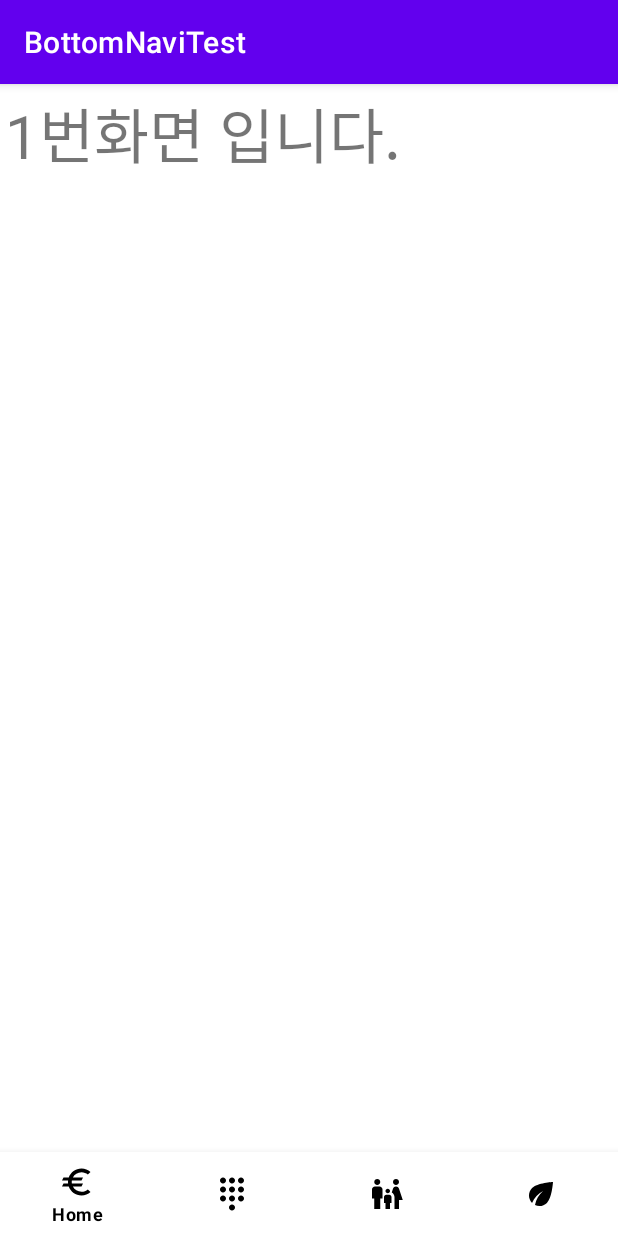
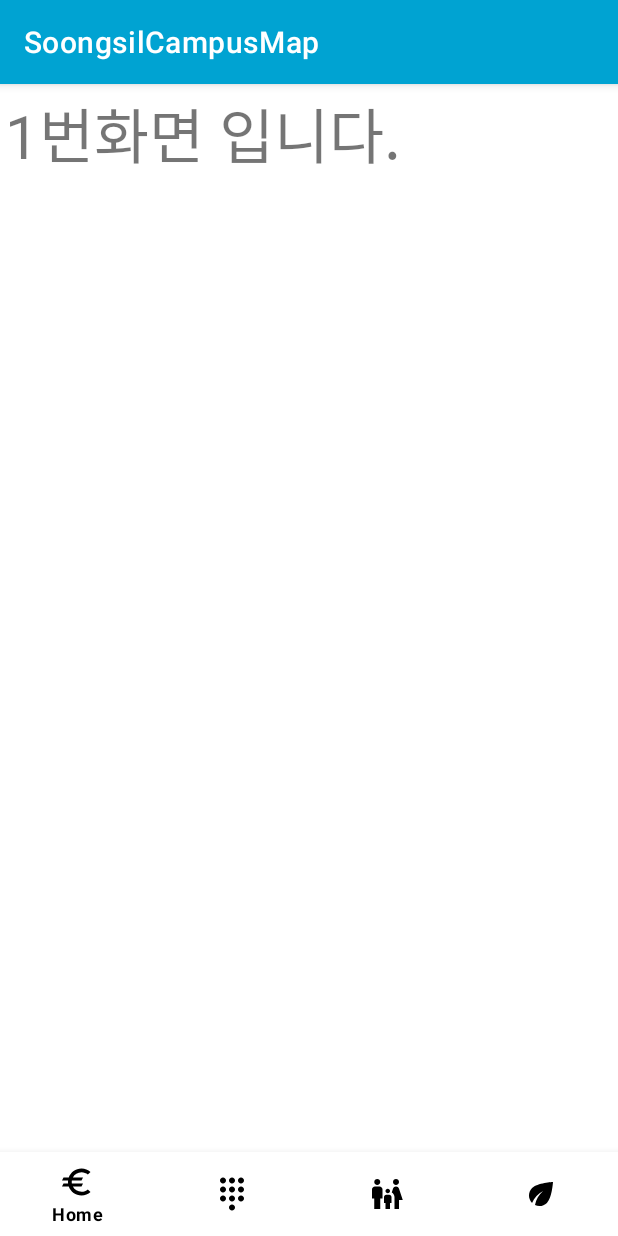
Before and after one commit to team-TENET/SoongsilCampusMap, an Android app: the screen it shows after launch (MainActivity), on a phone screen of 412 x 824 dp. Run offline under Robolectric (Android 15) with nearby library versions, the phone set to English and light mode, and no system bars.

Commit message:
update_ main color & titlebar name

```diff
--- a/app/src/main/res/values/colors.xml
+++ b/app/src/main/res/values/colors.xml
@@ -7,4 +7,5 @@
     <color name="teal_700">#FF018786</color>
     <color name="black">#FF000000</color>
     <color name="white">#FFFFFFFF</color>
+    <color name="color_tenet">#00a3d2</color>
 </resources>
--- a/app/src/main/res/values/strings.xml
+++ b/app/src/main/res/values/strings.xml
@@ -1,3 +1,3 @@
 <resources>
-    <string name="app_name">BottomNaviTest</string>
+    <string name="app_name">SoongsilCampusMap</string>
 </resources>
--- a/app/src/main/res/values/themes.xml
+++ b/app/src/main/res/values/themes.xml
@@ -2,7 +2,7 @@
     <!-- Base application theme. -->
     <style name="Theme.BottomNaviTest" parent="Theme.MaterialComponents.DayNight.DarkActionBar">
         <!-- Primary brand color. -->
-        <item name="colorPrimary">@color/purple_500</item>
+        <item name="colorPrimary">@color/color_tenet</item>
         <item name="colorPrimaryVariant">@color/purple_700</item>
         <item name="colorOnPrimary">@color/white</item>
         <!-- Secondary brand color. -->
@@ -10,7 +10,7 @@
         <item name="colorSecondaryVariant">@color/teal_700</item>
         <item name="colorOnSecondary">@color/black</item>
         <!-- Status bar color. -->
-        <item name="android:statusBarColor" tools:targetApi="l">?attr/colorPrimaryVariant</item>
+        <item name="android:statusBarColor" tools:targetApi="l">@color/color_tenet</item>
         <!-- Customize your theme here. -->
     </style>
 </resources>
```
